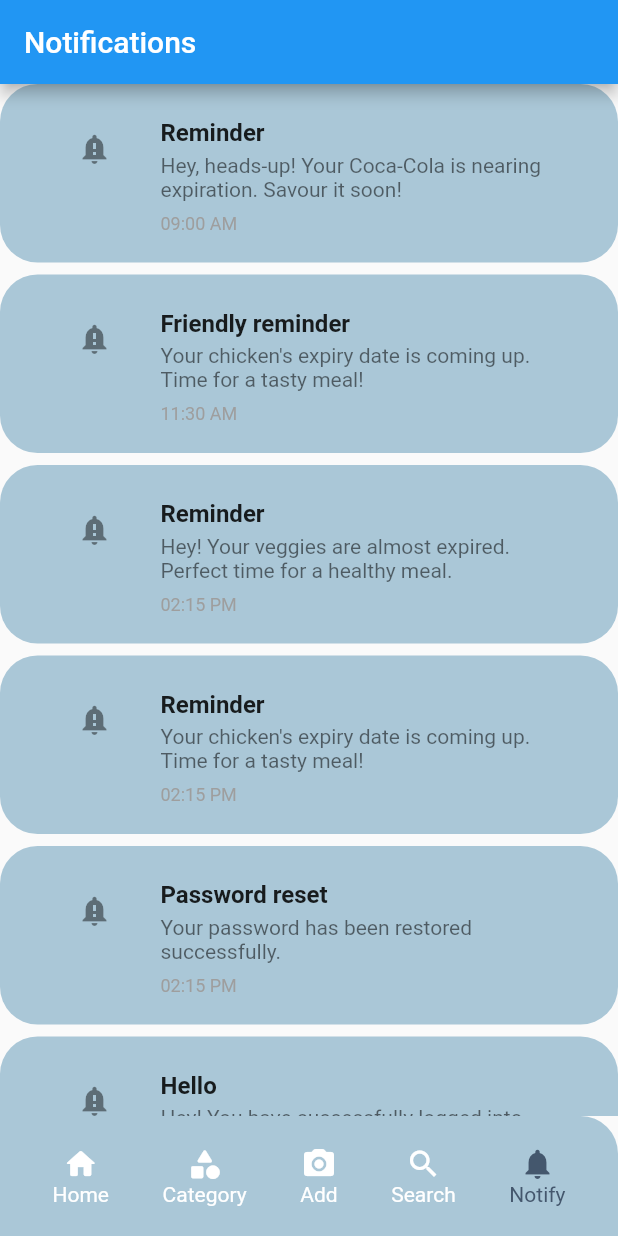
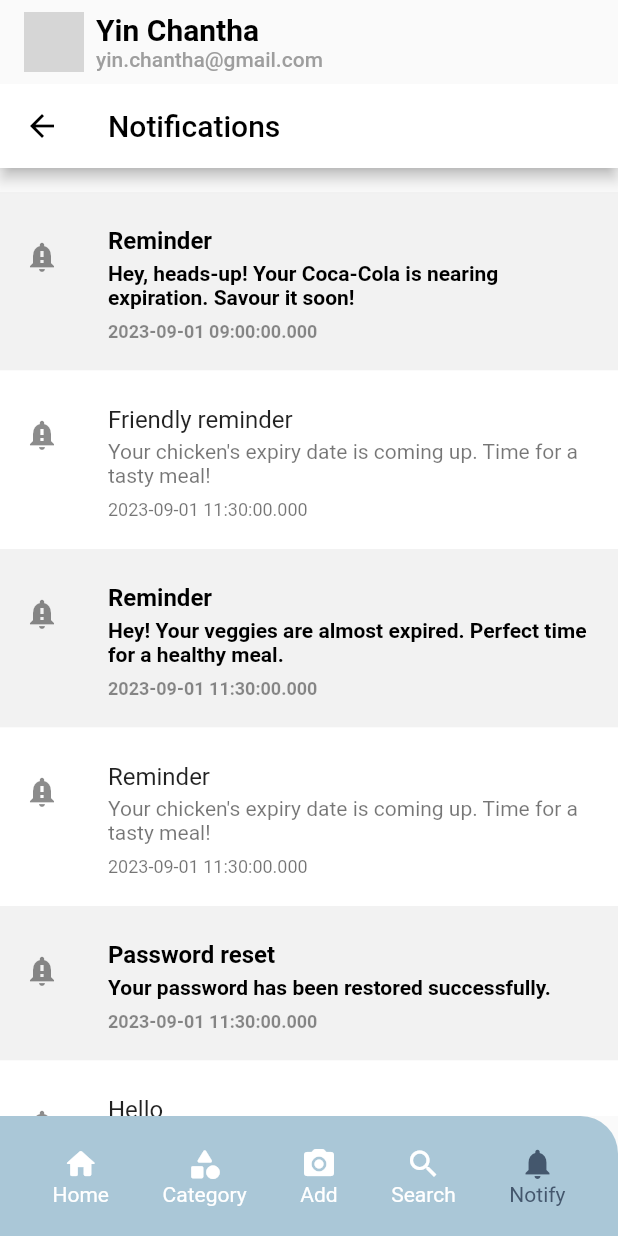
Before and after one commit to incubation-center/B8-Native--Mobile-Application--Group5, a Flutter app: the screen it shows after launch, swiped to page 5, on a phone screen of 412 x 824 dp. Run offline on Flutter 3.47's test engine with Material 2 defaults, Android fonts, the phone set to English and light mode, and no system bars; drawn by our look-alikes of zoom_tap_animation; our stand-ins replace camera, flutter_iconly, get, go_router; missing offline and left inert: dart:ffi; network calls fail; grey boxes are pictures that could not be loaded.

Commit message:
userguide & notify

```diff
--- a/lib/components/nav_bar.dart
+++ b/lib/components/nav_bar.dart
@@ -1,12 +1,12 @@
 import 'package:flutter/material.dart';
+import 'package:tukdak/screens/homePage.dart';
 import 'package:zoom_tap_animation/zoom_tap_animation.dart';
 import 'package:get/get.dart';
 import 'package:tukdak/controller/NavController.dart';
+import 'package:tukdak/screens/notifyAlert.dart'; // Import the NotifyAlert class
 import 'package:tukdak/screens/Search.dart';
-import 'package:tukdak/screens/homePage.dart';
 import 'package:tukdak/screens/categoryScreen.dart';
 import 'package:tukdak/screens/addProperty.dart';
-import 'package:tukdak/screens/notifyAlert.dart';
 import 'package:tukdak/models/notification_model.dart'; // Import the NotificationModel class
 
 class NavBar extends StatelessWidget {
@@ -21,7 +21,7 @@ class NavBar extends StatelessWidget {
         child: PageView(
           onPageChanged: controller.animateToTab,
           controller: controller.pageController,
-          physics: const NeverScrollableScrollPhysics(),
+          physics: const BouncingScrollPhysics(),
           children: [
             HomePage(),
             Category(),
@@ -32,45 +32,45 @@ class NavBar extends StatelessWidget {
                 icon: Icons.notification_important,
                 title: "Reminder",
                 body: "Hey, heads-up! Your Coca-Cola is nearing expiration. Savour it soon!",
-                time: "09:00 AM", // Replace with the actual time
+                time: DateTime.parse("2023-09-01 09:00:00"), // Replace with the actual time
               ),
 
               NotificationModel(
                 icon: Icons.notification_important,
                 title: "Friendly reminder",
                 body: "Your chicken's expiry date is coming up. Time for a tasty meal!",
-                time: "11:30 AM", // Replace with the actual time
+                time: DateTime.parse("2023-09-01 11:30:00"), // Replace with the actual time
               ),
 
               NotificationModel(
                 icon: Icons.notification_important,
                 title: "Reminder",
                 body: "Hey! Your veggies are almost expired. Perfect time for a healthy meal.",
-                time: "02:15 PM", // Replace with the actual time
+                time: DateTime.parse("2023-09-01 11:30:00"), // Replace with the actual time
               ),
               NotificationModel(
                 icon: Icons.notification_important,
                 title: "Reminder",
                 body: "Your chicken's expiry date is coming up. Time for a tasty meal!",
-                time: "02:15 PM",
+                time: DateTime.parse("2023-09-01 11:30:00"),
               ),
               NotificationModel(
                 icon: Icons.notification_important,
                 title: "Password reset",
                 body: "Your password has been restored successfully.",
-                time: "02:15 PM",
+                time: DateTime.parse("2023-09-01 11:30:00"),
               ),
               NotificationModel(
                 icon: Icons.notification_important,
                 title: "Hello",
                 body: "Hey! You have successfully logged into the property management. Please enjoy your experience with our app.",
-                time: "02:15 PM",
+                time: DateTime.parse("2023-09-01 11:30:00"),
               ),
               NotificationModel(
                 icon: Icons.notification_important,
                 title: "Hello",
                 body: "You have successfully created an account with Property Management.",
-                time: "02:15 PM",
+                time: DateTime.parse("2023-09-01 11:30:00"),
               ),
             ]),
           ],
--- a/lib/models/notification_model.dart
+++ b/lib/models/notification_model.dart
@@ -1,15 +1,18 @@
+import 'package:flutter/material.dart';
 import 'package:flutter/material.dart';
 
 class NotificationModel {
-  final IconData icon;
   final String title;
   final String body;
-  final String time; // Add the time property
+  final IconData icon;
+  final DateTime time;
+  // bool isRead; // Add this property
 
   NotificationModel({
-    required this.icon,
     required this.title,
     required this.body,
-    required this.time, // Pass the time property through the constructor
+    required this.icon,
+    required this.time,
+    // this.isRead = false, // Default value is false, indicating not read
   });
 }
--- a/lib/screens/homePage.dart
+++ b/lib/screens/homePage.dart
@@ -1,6 +1,4 @@
 import 'package:flutter/material.dart';
-import 'package:tukdak/components/profilebar.dart';
-import 'package:tukdak/screens/mainScreen.dart';
 
 class SlideData {
   final String section;
@@ -20,22 +18,13 @@ class HomePage extends StatefulWidget {
 class _HomePageState extends State<HomePage> {
   final PageController _pageController = PageController(initialPage: 0);
   final List<SlideData> userGuideSlides = [
-    SlideData("GET TO KNOW OUR GOAL",
-        "Our primary goal is to effectively oversee the management of your property holdings. You can easily catalogue your assets according to their respective categories, and we also offer an alert feature designed to notify you as your items approach their expiration dates.!"),
-    SlideData("USE OF APPLICATION", "Use scanning to add products",
-        Icons.camera_alt_sharp),
-    SlideData("USE OF APPLICATION",
-        "After scanning, our app automatically identifies and displays product details, allowing for easy viewing and customizable updates."),
-    SlideData("USE OF APPLICATION",
-        "Our application will send notifications as your product approaches expiration, ensuring you stay updated on your property status."),
+    SlideData("GET TO KNOW OUR GOAL", "Our primary goal is to effectively oversee the management of your property holdings. You can easily catalogue your assets according to their respective categories, and we also offer an alert feature designed to notify you as your items approach their expiration dates.!"),
+    SlideData("USE OF APPLICATION", "Use scanning to add products", Icons.camera_alt_sharp),
+    SlideData("USE OF APPLICATION", "After scanning, our app automatically identifies and displays product details, allowing for easy viewing and customizable updates."),
+    SlideData("USE OF APPLICATION", "Our application will send notifications as your product approaches expiration, ensuring you stay updated on your property status."),
   ];
   int _currentPage = 0;
-// void _navigateToMainScreen(BuildContext context) {
-//     Navigator.push(
-//       context,
-//       MaterialPageRoute(builder: (context) => const MainScreen()),
-//     );
-//   }
+
   @override
   void initState() {
     super.initState();
@@ -50,22 +39,8 @@ class _HomePageState extends State<HomePage> {
   Widget build(BuildContext context) {
     return Scaffold(
       appBar: AppBar(
-        // backgroundColor: const Color(0xFFAAC7D7),
-        // backgroundColor: Theme.of(context).scaffoldBackgroundColor,
-        // elevation: 0,
-
-        // backgroundColor: Theme.of(context).scaffoldBackgroundColor,
-        // elevation: 0,
-
-        // leading: IconButton(
-        //   onPressed: () {
-        //     _navigateToMainScreen(context);
-        //   },
-        //   icon: const Icon(Icons.arrow_back_ios),
-        //   color: Colors.black,
-        // ),
-
-        title: const Profilebar(),
+        title: Text('Home Screen'),
+        backgroundColor: Color(0xFFAAC7D7),
       ),
       body: Column(
         children: [
@@ -83,24 +58,40 @@ class _HomePageState extends State<HomePage> {
                     SizedBox(height: 16),
                     Text(
                       userGuideSlides[index].section,
-                      style:
-                          TextStyle(fontSize: 24, fontWeight: FontWeight.bold),
+                      style: TextStyle(fontSize: 24, fontWeight: FontWeight.bold),
                     ),
                     SizedBox(height: 20),
+                    Center(
+                      child: Container(
+                        padding: EdgeInsets.symmetric(horizontal: 20, vertical: 16),
+                        margin: EdgeInsets.symmetric(horizontal: 50), // Add margin for spacing around the background
+                        decoration: BoxDecoration(
+                          color: Color(0xFFAAC7D7),
+                          borderRadius: BorderRadius.circular(8),
+                        ),
+                        child: Column(
+                          crossAxisAlignment: CrossAxisAlignment.start, // Align text to the left
+                          children: [
+                            SizedBox(height: 10),
                             Text(
                               userGuideSlides[index].text,
                               style: TextStyle(fontSize: 14, height: 1.5),
                               textAlign: TextAlign.center,
+                            ),
+                            SizedBox(height: 10),
+                          ],
+                        ),
+                      ),
                     ),
                   ],
                 );
               },
             ),
           ),
-          SizedBox(height: 10), // Add spacing between content and indicators
-          Padding(
-            padding:
-                EdgeInsets.only(bottom: 100), // Adjust this value as needed
+          SizedBox(height: 10),
+          Center(
+            child: Padding(
+              padding: EdgeInsets.only(bottom: 100),
               child: Row(
                 mainAxisAlignment: MainAxisAlignment.center,
                 children: List.generate(userGuideSlides.length, (index) {
@@ -111,11 +102,12 @@ class _HomePageState extends State<HomePage> {
                     decoration: BoxDecoration(
                       shape: BoxShape.circle,
                       color: _currentPage == index
-                        ? Color(0xFFAAC7D7) // Active color
-                        : Colors.grey, // Inactive color
+                          ? Color(0xFFAAC7D7)
+                          : Colors.grey,
                     ),
                   );
                 }),
+              ),
             ),
           ),
         ],
--- a/lib/screens/mainScreen.dart
+++ b/lib/screens/mainScreen.dart
@@ -1,6 +1,7 @@
 import 'package:flutter/material.dart';
 import 'package:tukdak/components/nav_bar.dart';
 import 'package:get/get.dart';
+import 'package:tukdak/components/profilebar.dart';
 
 class MainScreen extends StatefulWidget {
   const MainScreen({Key? key}) : super(key: key);
@@ -10,14 +11,18 @@ class MainScreen extends StatefulWidget {
 }
 
 class _MainScreenState extends State<MainScreen> {
-
   @override
   Widget build(BuildContext context) {
     return Scaffold(
-      bottomNavigationBar: NavBar(),
-      body: const Stack(
+      appBar: AppBar(
+        // backgroundColor: const Color(0xFFAAC7D7),
+        backgroundColor: Theme.of(context).scaffoldBackgroundColor,
+        elevation: 0,
+        title: const Profilebar(),
+      ),
+      body: Stack(
         children: [
-          Column(
+          const Column(
             children: [
               Expanded(
                 child: Center(
@@ -26,9 +31,9 @@ class _MainScreenState extends State<MainScreen> {
               ),
             ],
           ),
-          // Positioned(
-          //   // child: NavB, // Placing the bottom navigation bar at the bottom
-          // ),
+          Positioned(
+            child: NavBar(), // Placing the bottom navigation bar at the bottom
+          ),
         ],
       ),
       // bottomNavigationBar: navBar(),
--- a/lib/screens/notifyAlert.dart
+++ b/lib/screens/notifyAlert.dart
@@ -6,20 +6,35 @@ class NotifyAlert extends StatelessWidget {
 
   NotifyAlert({required this.notifications});
 
+  // Create a list of indices for notifications that should have a different background color
+  List<int> coloredIndices = [0, 2, 4]; // Indices to have a different color
+
   @override
   Widget build(BuildContext context) {
     return Scaffold(
       appBar: AppBar(
-        title: Text('Notifications'),
+        backgroundColor: Colors.white, // Set white background color
+        leading: IconButton(
+          icon: Icon(Icons.arrow_back, color: Colors.black), // Arrow icon with black color
+          onPressed: () {
+            // Navigate to the homepage
+            Navigator.pushReplacementNamed(context, '/');
+          },
         ),
-      body: ListView.builder(
+        title: Text('Notifications', style: TextStyle(color: Colors.black)), // Set title color to black
+      ),
+      body: Column(
+        children: [
+          Container(
+            height: 16,
+          ),
+          Expanded(
+            child: ListView.builder(
               itemCount: notifications.length,
               itemBuilder: (context, index) {
                 var notification = notifications[index];
 
-          return Padding(
-            padding: EdgeInsets.only(bottom: 8),
-            child: Dismissible(
+                return Dismissible(
                   key: Key(notification.title),
                   direction: DismissDirection.endToStart,
                   background: Container(
@@ -35,19 +50,18 @@ class NotifyAlert extends StatelessWidget {
                     // notifications.removeAt(index);
                   },
                   child: Container(
-                decoration: BoxDecoration(
-                  color: Color(0xFFAAC7D7),
-                  borderRadius: BorderRadius.circular(25), // Apply the rounded corner to all sides
-                ),
-                padding: const EdgeInsets.symmetric(horizontal: 35, vertical: 15),
+                    color: coloredIndices.contains(index) ? Color(0xFFF2F2F2) : Colors.white,
                     child: ListTile(
-                  contentPadding: EdgeInsets.symmetric(horizontal: 16),
+                      contentPadding: EdgeInsets.symmetric(horizontal: 16, vertical: 15),
                       leading: Icon(notification.icon),
                       title: Padding(
                         padding: EdgeInsets.only(top: 4),
                         child: Text(
                           notification.title,
-                      style: TextStyle(fontWeight: FontWeight.bold),
+                          style: TextStyle(
+                            fontWeight: coloredIndices.contains(index) ? FontWeight.bold : FontWeight.normal,
+                            color: coloredIndices.contains(index) ? Colors.black : null,
+                          ),
                         ),
                       ),
                       subtitle: Column(
@@ -55,23 +69,35 @@ class NotifyAlert extends StatelessWidget {
                         children: [
                           Padding(
                             padding: EdgeInsets.only(top: 4),
-                        child: Text(notification.body),
+                            child: Text(
+                              notification.body,
+                              style: TextStyle(
+                                fontWeight: coloredIndices.contains(index) ? FontWeight.bold : FontWeight.normal,
+                                color: coloredIndices.contains(index) ? Colors.black : null,
+                              ),
+                            ),
                           ),
                           SizedBox(height: 4),
                           Padding(
                             padding: EdgeInsets.only(top: 4),
                             child: Text(
                               '${notification.time}',
-                          style: TextStyle(color: Colors.grey, fontSize: 12),
+                              style: TextStyle(
+                                color: coloredIndices.contains(index) ? Colors.black45 : null,
+                                fontSize: 12,
+                                fontWeight: coloredIndices.contains(index) ? FontWeight.bold : FontWeight.normal,
+                              ),
                             ),
                           ),
                         ],
                       ),
                     ),
                   ),
-            ),
                 );
               },
+            ),
+          ),
+        ],
       ),
     );
   }
```
Lines whose indentation alone changed are shown as unchanged.
